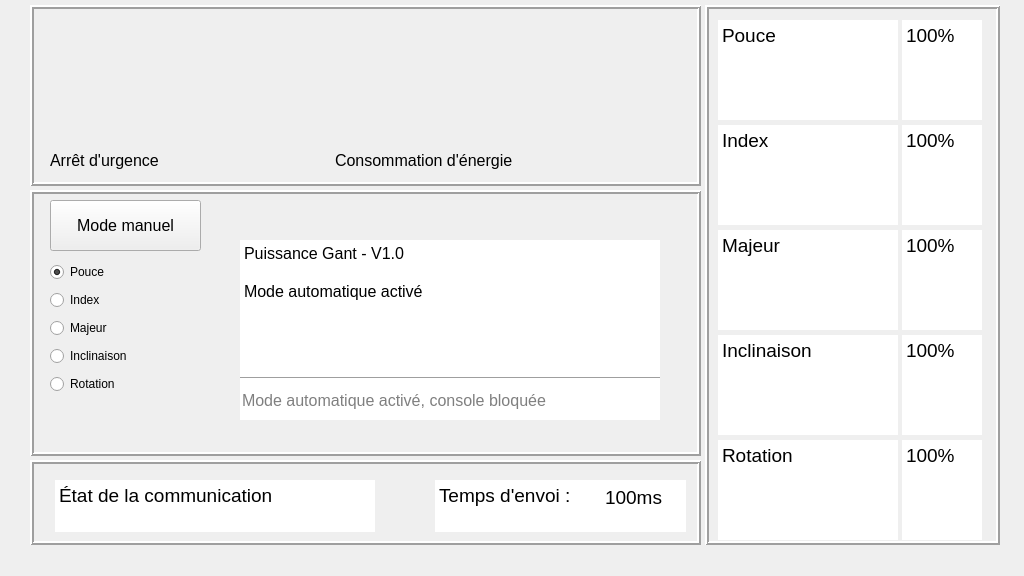
Qt form Puissance Gant/Programmation/Code_Interface/interfacePuissanceGant.ui (Puissance-Gant/S4-Puissance-Gant) before a commit.
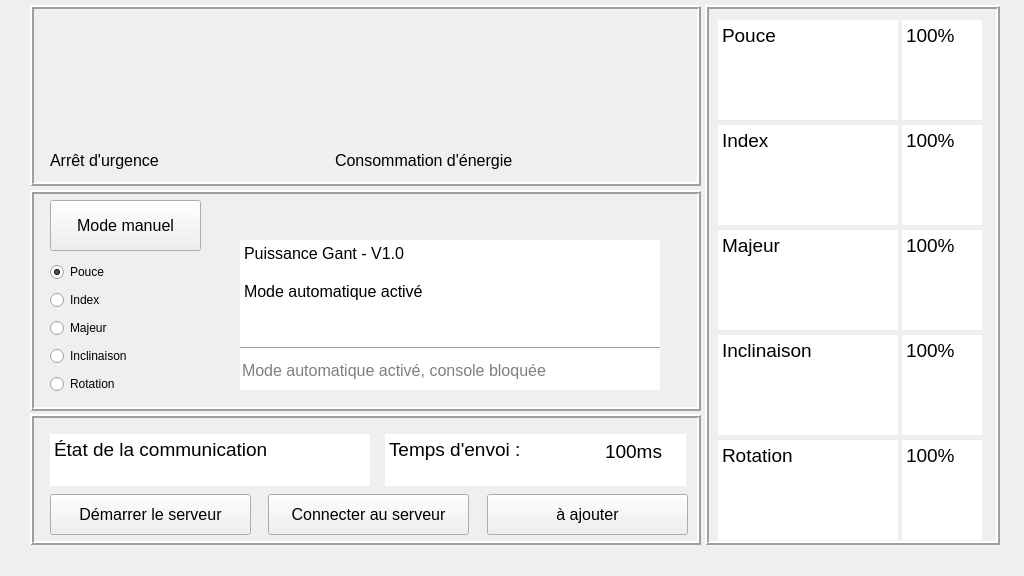
The same form after that commit. Icons and pictures are not drawn. Custom widgets are drawn as their Qt base class.

Commit message: Code interface et un peu d'OpenCR

The edit to the form file:
```diff
--- a/Puissance Gant/Programmation/Code_Interface/interfacePuissanceGant.ui
+++ b/Puissance Gant/Programmation/Code_Interface/interfacePuissanceGant.ui
@@ -33,9 +33,9 @@
     <property name="geometry">
      <rect>
       <x>30</x>
-      <y>460</y>
+      <y>414</y>
       <width>671</width>
-      <height>85</height>
+      <height>131</height>
      </rect>
     </property>
     <property name="frameShape">
@@ -53,7 +53,7 @@
      </property>
      <property name="geometry">
       <rect>
-       <x>25</x>
+       <x>20</x>
        <y>20</y>
        <width>320</width>
        <height>52</height>
@@ -76,7 +76,7 @@
     <widget class="QLabel" name="Label_CroixRouge">
      <property name="geometry">
       <rect>
-       <x>290</x>
+       <x>280</x>
        <y>20</y>
        <width>48</width>
        <height>48</height>
@@ -110,7 +110,7 @@
      </property>
      <property name="geometry">
       <rect>
-       <x>290</x>
+       <x>280</x>
        <y>20</y>
        <width>48</width>
        <height>48</height>
@@ -162,9 +162,9 @@
      </property>
      <property name="geometry">
       <rect>
-       <x>405</x>
+       <x>355</x>
        <y>20</y>
-       <width>251</width>
+       <width>301</width>
        <height>52</height>
       </rect>
      </property>
@@ -187,6 +187,60 @@
 &lt;p style=&quot; margin-top:0px; margin-bottom:0px; margin-left:0px; margin-right:0px; -qt-block-indent:0; text-indent:0px;&quot;&gt;Temps d'envoi : &lt;/p&gt;&lt;/body&gt;&lt;/html&gt;</string>
      </property>
     </widget>
+    <widget class="QPushButton" name="Button_DemarrageServeur">
+     <property name="geometry">
+      <rect>
+       <x>20</x>
+       <y>80</y>
+       <width>201</width>
+       <height>41</height>
+      </rect>
+     </property>
+     <property name="font">
+      <font>
+       <pointsize>12</pointsize>
+      </font>
+     </property>
+     <property name="text">
+      <string>Démarrer le serveur</string>
+     </property>
+    </widget>
+    <widget class="QPushButton" name="Button_ConnexionServeur">
+     <property name="geometry">
+      <rect>
+       <x>238</x>
+       <y>80</y>
+       <width>201</width>
+       <height>41</height>
+      </rect>
+     </property>
+     <property name="font">
+      <font>
+       <pointsize>12</pointsize>
+      </font>
+     </property>
+     <property name="text">
+      <string>Connecter au serveur</string>
+     </property>
+    </widget>
+    <widget class="QPushButton" name="Button_AAjouter">
+     <property name="geometry">
+      <rect>
+       <x>457</x>
+       <y>80</y>
+       <width>201</width>
+       <height>41</height>
+      </rect>
+     </property>
+     <property name="font">
+      <font>
+       <pointsize>12</pointsize>
+      </font>
+     </property>
+     <property name="text">
+      <string>à ajouter</string>
+     </property>
+    </widget>
     <zorder>Text_EtatComm</zorder>
     <zorder>Label_CroixRouge</zorder>
     <zorder>Label_CrochetVert</zorder>
@@ -777,7 +831,7 @@
       <x>30</x>
       <y>190</y>
       <width>671</width>
-      <height>266</height>
+      <height>221</height>
      </rect>
     </property>
     <property name="frameShape">
@@ -819,7 +873,7 @@
        <x>210</x>
        <y>50</y>
        <width>420</width>
-       <height>140</height>
+       <height>111</height>
       </rect>
      </property>
      <property name="font">
@@ -847,7 +901,7 @@
      <property name="geometry">
       <rect>
        <x>210</x>
-       <y>180</y>
+       <y>150</y>
        <width>420</width>
        <height>16</height>
       </rect>
@@ -925,7 +979,7 @@
      <property name="geometry">
       <rect>
        <x>210</x>
-       <y>190</y>
+       <y>160</y>
        <width>420</width>
        <height>40</height>
       </rect>
```
Left out of the diff: 3 changed lines with no effect on the pictures. The commit also changes 8 other files.
